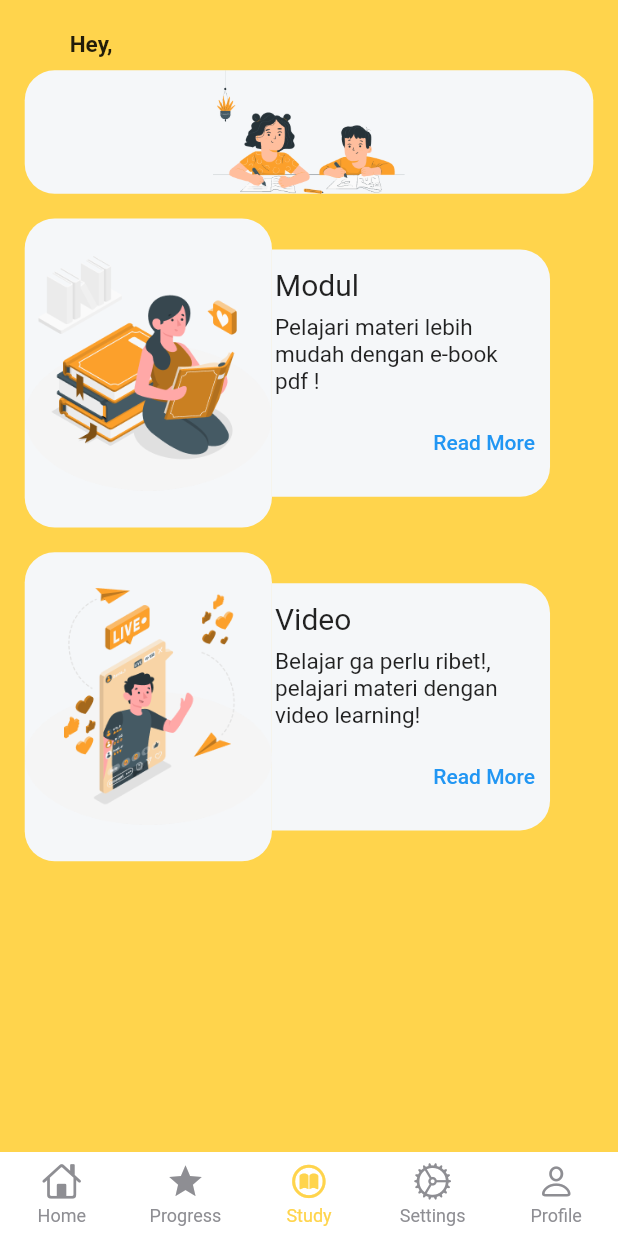
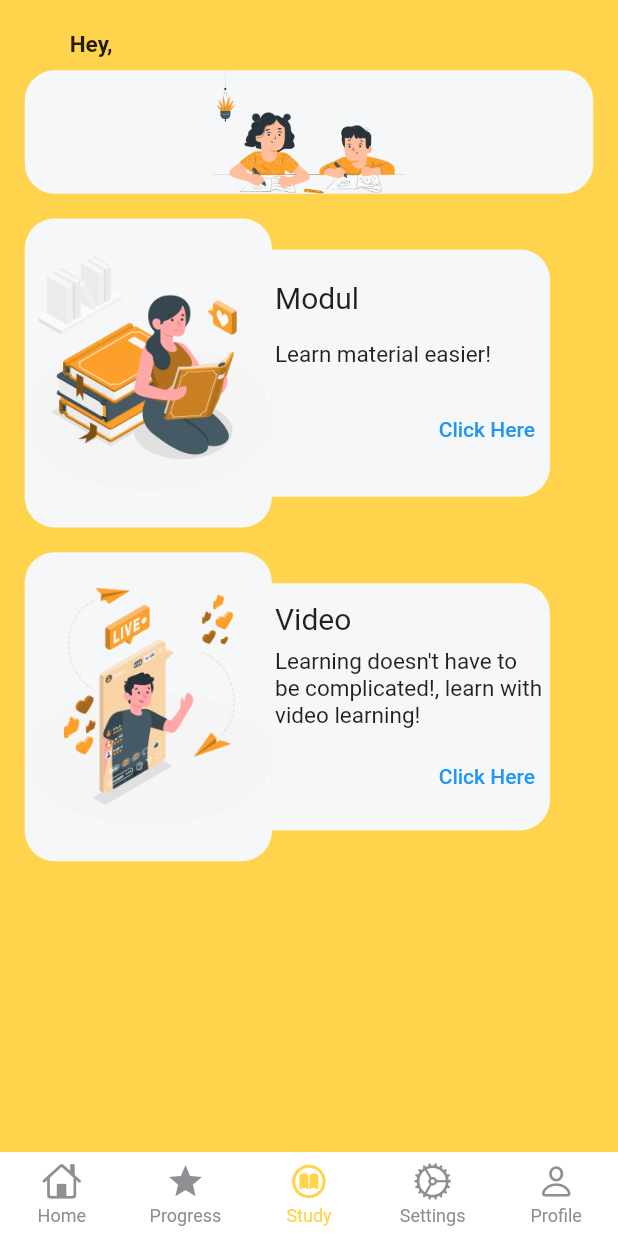
Before and after one commit to Mobile-Apps-Unpak/TA-Mobpro, a Flutter app: the screen it shows once a user with an empty profile is signed in, item 3 of the bottom bar chosen, on a phone screen of 412 x 824 dp. Run offline on Flutter 3.47's test engine with Material 2 defaults, Android fonts, the phone set to English and light mode, and no system bars; drawn by our look-alikes of persistent_bottom_nav_bar_v2; our stand-ins replace cloud_firestore, firebase_auth, firebase_core, percent_indicator, webview_flutter; missing offline and left inert: dart:ffi; accounts and stored records are empty.

Commit message:
translate description

```diff
--- a/mobile/lib/screen/checkout.dart
+++ b/mobile/lib/screen/checkout.dart
@@ -118,7 +118,7 @@ class Checkout extends StatelessWidget {
                                   crossAxisAlignment: CrossAxisAlignment.end,
                                   children: [
                                     const Text(
-                                      'Total Pembayaran',
+                                      'Total Payment',
                                       style: TextStyle(fontSize: 16),
                                     ),
                                     Text(
@@ -154,7 +154,7 @@ class Checkout extends StatelessWidget {
                                   ),
                                 ),
                                 child: const Text(
-                                  'Buat Pesanan',
+                                  'Make an Order',
                                   style: TextStyle(color: Colors.white),
                                 ),
                               ),
--- a/mobile/lib/screen/study.dart
+++ b/mobile/lib/screen/study.dart
@@ -124,13 +124,13 @@ class _StudyState extends State<Study> {
                               style: TextStyle(fontSize: 20),
                             ),
                             const Text(
-                              'Pelajari materi lebih mudah dengan e-book pdf !',
+                              'Learn material easier!',
                               style: TextStyle(fontSize: 15),
                             ),
                             Container(
                               alignment: Alignment.bottomRight,
                               child: TextButton(
-                                child: const Text('Read More'),
+                                child: const Text('Click Here'),
                                 onPressed: () {
                                   Navigator.of(context).push(
                                     MaterialPageRoute(
@@ -184,13 +184,13 @@ class _StudyState extends State<Study> {
                               style: TextStyle(fontSize: 20),
                             ),
                             const Text(
-                              'Belajar ga perlu ribet!, pelajari materi dengan video learning!',
+                              'Learning doesn\'t have to be complicated!, learn with video learning!',
                               style: TextStyle(fontSize: 15),
                             ),
                             Container(
                               alignment: Alignment.bottomRight,
                               child: TextButton(
-                                child: const Text('Read More'),
+                                child: const Text('Click Here'),
                                 onPressed: () {
                                   Navigator.of(context).push(
                                     MaterialPageRoute(
```
